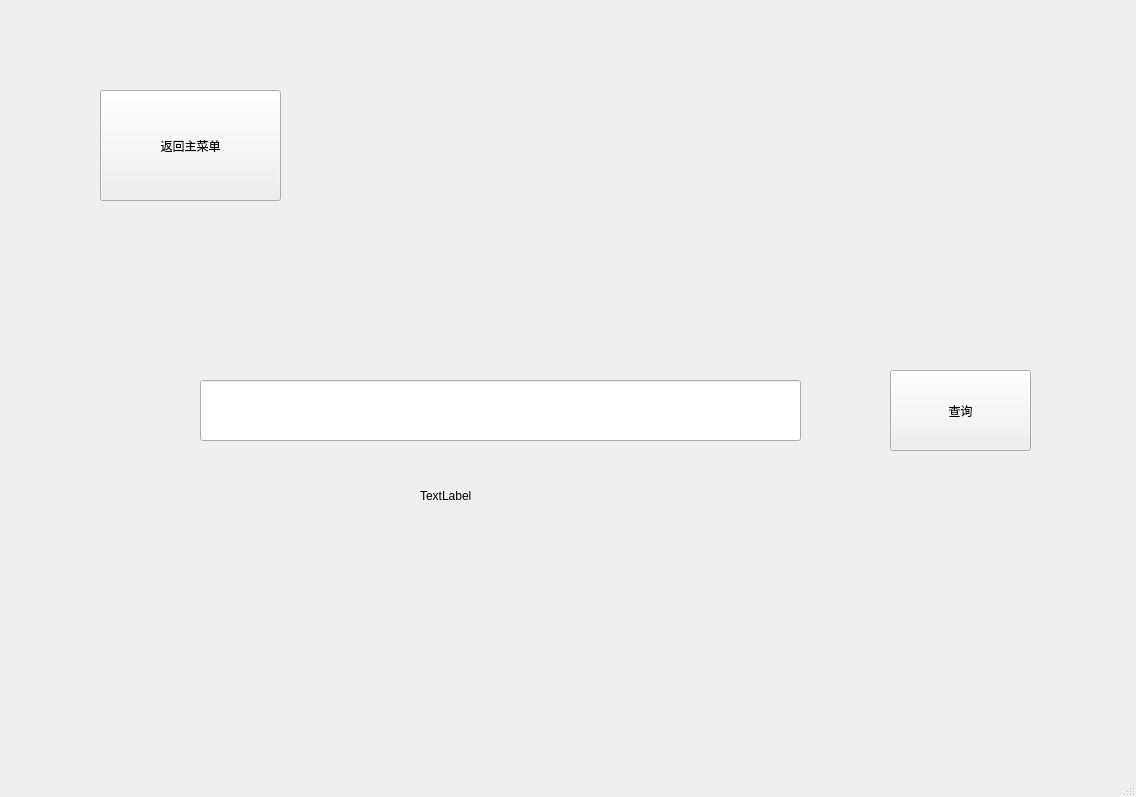
Before: the Qt Designer form project_1/search_route.ui in cxfann/DL_HW1, drawn with Qt 5.
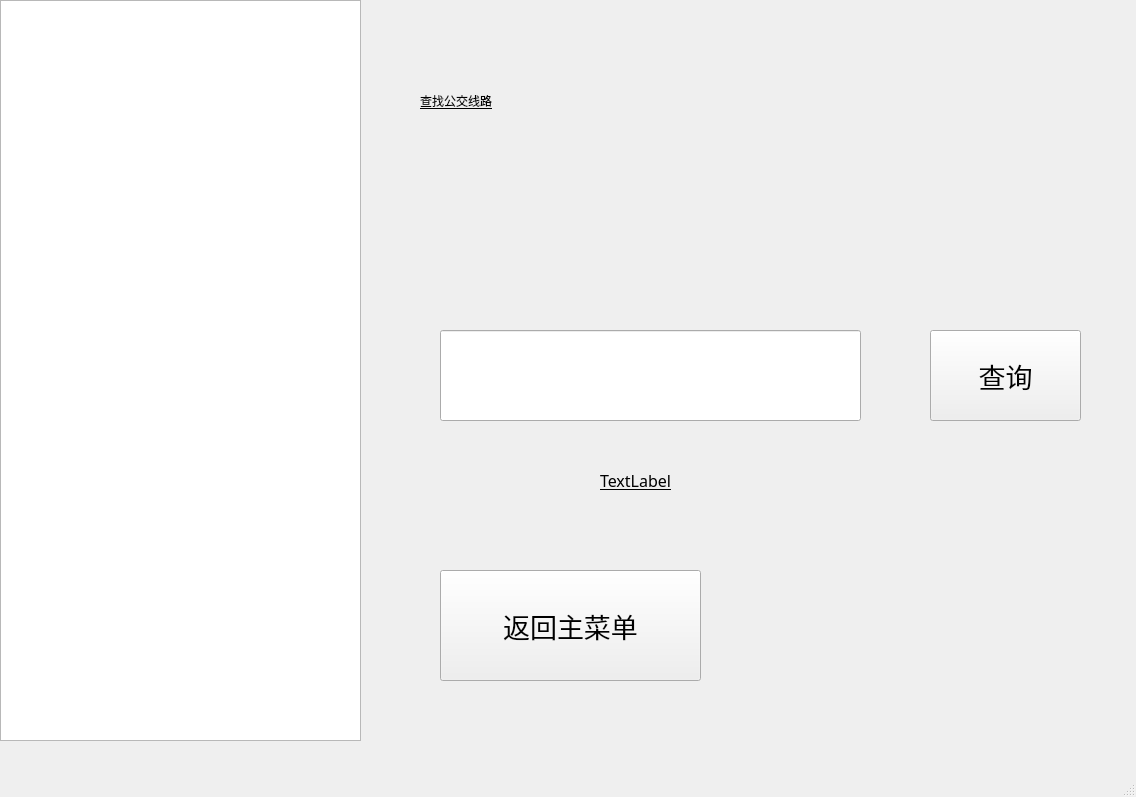
After: the same form once the commit is applied. Icons and pictures are not drawn.

Diff of the .ui file:
```diff
--- a/project_1/search_route.ui
+++ b/project_1/search_route.ui
@@ -17,12 +17,18 @@
    <widget class="QPushButton" name="route2main">
     <property name="geometry">
      <rect>
-      <x>100</x>
-      <y>90</y>
-      <width>181</width>
+      <x>440</x>
+      <y>570</y>
+      <width>261</width>
       <height>111</height>
      </rect>
     </property>
+    <property name="font">
+     <font>
+      <family>霞鹜文楷</family>
+      <pointsize>20</pointsize>
+     </font>
+    </property>
     <property name="text">
      <string>返回主菜单</string>
     </property>
@@ -30,22 +36,37 @@
    <widget class="QLineEdit" name="line_route">
     <property name="geometry">
      <rect>
-      <x>200</x>
-      <y>380</y>
-      <width>601</width>
-      <height>61</height>
+      <x>440</x>
+      <y>330</y>
+      <width>421</width>
+      <height>91</height>
      </rect>
     </property>
+    <property name="font">
+     <font>
+      <family>Arial</family>
+      <pointsize>26</pointsize>
+     </font>
+    </property>
+    <property name="text">
+     <string/>
+    </property>
    </widget>
    <widget class="QPushButton" name="search_route">
     <property name="geometry">
      <rect>
-      <x>890</x>
-      <y>370</y>
-      <width>141</width>
-      <height>81</height>
+      <x>930</x>
+      <y>330</y>
+      <width>151</width>
+      <height>91</height>
      </rect>
     </property>
+    <property name="font">
+     <font>
+      <family>霞鹜文楷</family>
+      <pointsize>20</pointsize>
+     </font>
+    </property>
     <property name="text">
      <string>查询</string>
     </property>
@@ -53,16 +74,59 @@
    <widget class="QLabel" name="empty_warn">
     <property name="geometry">
      <rect>
-      <x>420</x>
-      <y>480</y>
-      <width>491</width>
-      <height>31</height>
+      <x>600</x>
+      <y>440</y>
+      <width>511</width>
+      <height>81</height>
      </rect>
     </property>
+    <property name="font">
+     <font>
+      <family>霞鹜文楷</family>
+      <pointsize>12</pointsize>
+      <underline>true</underline>
+     </font>
+    </property>
     <property name="text">
      <string>TextLabel</string>
     </property>
    </widget>
+   <widget class="QListView" name="listView">
+    <property name="geometry">
+     <rect>
+      <x>0</x>
+      <y>0</y>
+      <width>361</width>
+      <height>741</height>
+     </rect>
+    </property>
+    <property name="styleSheet">
+     <string notr="true">background-image: url(&quot;C:background.jpg&quot;)</string>
+    </property>
+   </widget>
+   <widget class="QLabel" name="label">
+    <property name="geometry">
+     <rect>
+      <x>420</x>
+      <y>60</y>
+      <width>431</width>
+      <height>81</height>
+     </rect>
+    </property>
+    <property name="styleSheet">
+     <string notr="true">font: 28pt &quot;霞鹜文楷&quot;;
+text-decoration: underline;</string>
+    </property>
+    <property name="text">
+     <string>查找公交线路</string>
+    </property>
+   </widget>
+   <zorder>listView</zorder>
+   <zorder>route2main</zorder>
+   <zorder>line_route</zorder>
+   <zorder>search_route</zorder>
+   <zorder>empty_warn</zorder>
+   <zorder>label</zorder>
   </widget>
   <widget class="QMenuBar" name="menubar">
    <property name="geometry">
```
